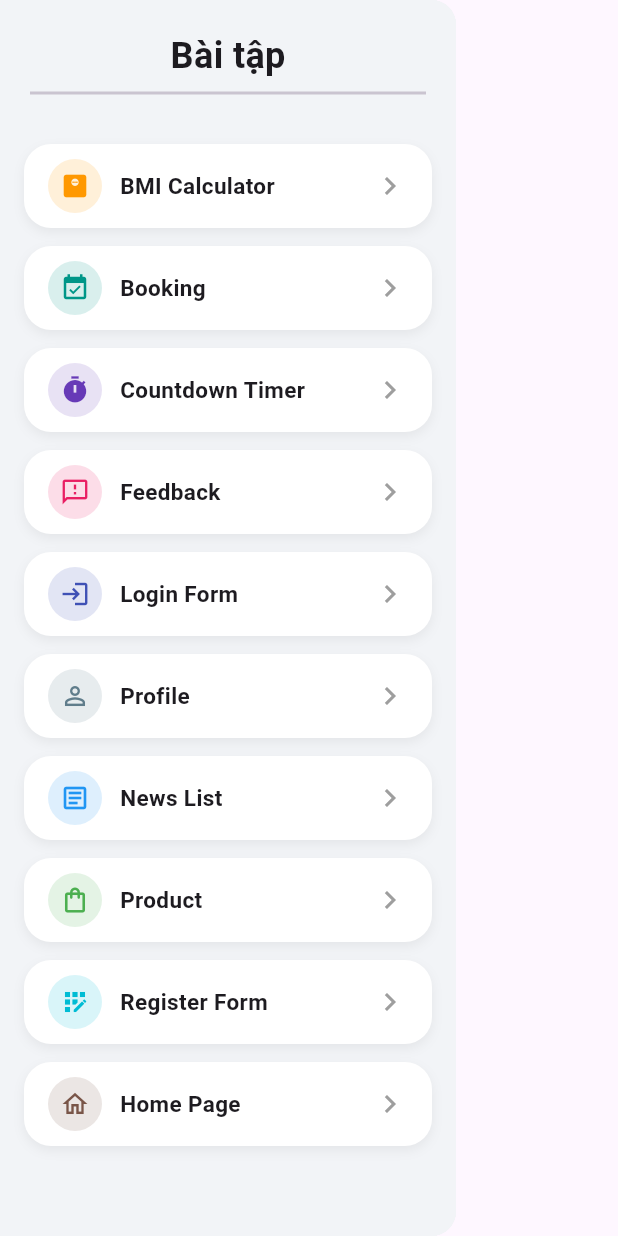
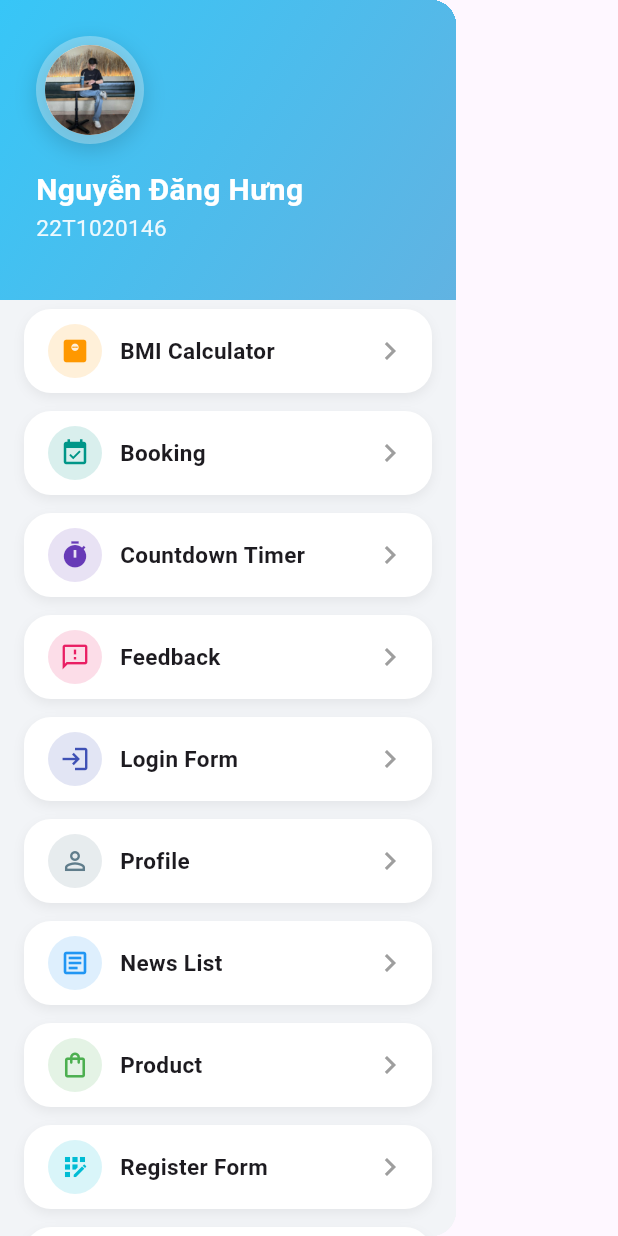
Before and after one commit to Dhung1110/flutter_N3, a Flutter app: the _AppDrawer widget shown alone on an empty page, opened directly, on a phone screen of 412 x 824 dp. Run offline on Flutter 3.47's test engine with Material 3 defaults, Android fonts, the phone set to English and light mode, and no system bars; our stand-ins replace dio.

Commit message:
update menu profile

```diff
--- a/lib/Menu/home_intro.dart
+++ b/lib/Menu/home_intro.dart
@@ -6,10 +6,7 @@ class HomeIntroPage extends StatelessWidget {
   @override
   Widget build(BuildContext context) {
     return Scaffold(
-      // Drawer chứa menu bài tập
       drawer: const _AppDrawer(),
-
-      // AppBar với hamburger icon tự động mở drawer
       appBar: AppBar(
         title: const Text(
           "Giới thiệu",
@@ -21,18 +18,17 @@ class HomeIntroPage extends StatelessWidget {
         flexibleSpace: Container(
           decoration: const BoxDecoration(
             gradient: LinearGradient(
-              colors: [Color(0xFF37C6F7), Color(0xFF28C76F)],
+              colors: [Color(0xFF37C6F7), Color.fromARGB(255, 97, 179, 226)],
               begin: Alignment.topLeft,
               end: Alignment.bottomRight,
             ),
           ),
         ),
       ),
-
       body: Container(
         decoration: const BoxDecoration(
           gradient: LinearGradient(
-            colors: [Color(0xFF37C6F7), Color(0xFF28C76F)],
+            colors: [Color(0xFF37C6F7), Color.fromARGB(255, 97, 179, 226)],
             begin: Alignment.topLeft,
             end: Alignment.bottomRight,
           ),
@@ -42,26 +38,9 @@ class HomeIntroPage extends StatelessWidget {
             child: Column(
               mainAxisAlignment: MainAxisAlignment.center,
               children: [
-                // Avatar
-                Container(
-                  padding: const EdgeInsets.all(4),
-                  decoration: BoxDecoration(
-                    shape: BoxShape.circle,
-                    color: Colors.white.withOpacity(0.4),
-                  ),
-                  child: const CircleAvatar(
-                    radius: 48,
-                    backgroundColor: Colors.white,
-                    child: Icon(
-                      Icons.person,
-                      size: 50,
-                      color: Colors.grey,
-                    ),
-                  ),
-                ),
-                const SizedBox(height: 20),
+                _buildMainAvatar(),
+                const SizedBox(height: 24),
 
-                // Họ tên
                 const Text(
                   'Nguyễn Đăng Hưng',
                   style: TextStyle(
@@ -72,7 +51,6 @@ class HomeIntroPage extends StatelessWidget {
                 ),
                 const SizedBox(height: 8),
 
-                // Mã SV
                 const Text(
                   'Mã SV: 22T1020146',
                   style: TextStyle(
@@ -81,23 +59,14 @@ class HomeIntroPage extends StatelessWidget {
                     color: Colors.white,
                   ),
                 ),
-                const SizedBox(height: 20),
+                const SizedBox(height: 24),
 
-                // Trường Đại học
-                _infoCard(
-                  icon: Icons.school,
-                  title: 'Trường Đại học Khoa Học - Huế',
-                ),
+                _infoCard(icon: Icons.school, title: 'Trường Đại học Khoa Học - Huế'),
                 const SizedBox(height: 12),
 
-                // Ngành học
-                _infoCard(
-                  icon: Icons.code,
-                  title: 'Công nghệ Thông tin',
-                ),
+                _infoCard(icon: Icons.code, title: 'Công nghệ Thông tin'),
                 const SizedBox(height: 12),
 
-                // Học phần - Nhóm 3
                 _infoCard(
                   icon: Icons.phone_android,
                   title: 'Lập trình ứng dụng cho các thiết bị di động • Nhóm 3',
@@ -106,6 +75,33 @@ class HomeIntroPage extends StatelessWidget {
               ],
             ),
           ),
+        ),
+      ),
+    );
+  }
+
+  Widget _buildMainAvatar() {
+    return Container(
+      padding: const EdgeInsets.all(8),
+      decoration: BoxDecoration(
+        shape: BoxShape.circle,
+        color: Colors.white.withOpacity(0.4),
+        boxShadow: [
+          BoxShadow(
+            color: Colors.black.withOpacity(0.2),
+            blurRadius: 20,
+            offset: const Offset(0, 8),
+          ),
+        ],
+      ),
+      child: CircleAvatar(
+        radius: 65,
+        backgroundColor: Colors.white,
+        backgroundImage: const AssetImage('assets/images/avatar.jpg'),
+        onBackgroundImageError: (_, __) => const Icon(
+          Icons.person,
+          size: 65,
+          color: Colors.grey,
         ),
       ),
     );
@@ -138,13 +134,15 @@ class HomeIntroPage extends StatelessWidget {
             child: Icon(icon, color: Colors.white, size: 22),
           ),
           const SizedBox(width: 12),
-          Text(
+          Flexible(
+            child: Text(
               title,
               style: const TextStyle(
                 fontSize: 16,
                 fontWeight: FontWeight.w600,
                 color: Colors.white,
                 height: 1.3,
+              ),
             ),
           ),
         ],
@@ -220,19 +218,41 @@ class _AppDrawer extends StatelessWidget {
         child: SafeArea(
           child: Column(
             children: [
-              const Padding(
-                padding: EdgeInsets.all(20),
-                child: Column(
-                  children: [
-                    Text(
-                      'Bài tập',
-                      style: TextStyle(
-                        fontSize: 24,
-                        fontWeight: FontWeight.bold,
+              Container(
+                height: 200,
+                width: double.infinity,
+                decoration: const BoxDecoration(
+                  gradient: LinearGradient(
+                    colors: [Color(0xFF37C6F7), Color.fromARGB(255, 97, 179, 226)],
+                    begin: Alignment.topLeft,
+                    end: Alignment.bottomRight,
                   ),
                 ),
-                    Divider(thickness: 2),
+                child: Padding(
+                  padding: const EdgeInsets.all(24),
+                  child: Column(
+                    crossAxisAlignment: CrossAxisAlignment.start,
+                    mainAxisSize: MainAxisSize.min,
+                    children: [
+                      _buildDrawerAvatar(),
+                      const SizedBox(height: 16),
+                      const Text(
+                        'Nguyễn Đăng Hưng',
+                        style: TextStyle(
+                          fontSize: 20,  // ✅ Font lớn hơn
+                          fontWeight: FontWeight.bold,
+                          color: Colors.white,
+                        ),
+                      ),
+                      Text(
+                        '22T1020146',
+                        style: TextStyle(
+                          fontSize: 15,  // ✅ Font lớn hơn
+                          color: Colors.white.withOpacity(0.9),
+                        ),
+                      ),
                     ],
+                  ),
                 ),
               ),
               Expanded(
@@ -260,4 +280,31 @@ class _AppDrawer extends StatelessWidget {
       ),
     );
   }
+
+  Widget _buildDrawerAvatar() {
+    return Container(
+      padding: const EdgeInsets.all(6),
+      decoration: BoxDecoration(
+        shape: BoxShape.circle,
+        color: Colors.white.withOpacity(0.3),
+        boxShadow: [
+          BoxShadow(
+            color: Colors.black.withOpacity(0.15),
+            blurRadius: 12,
+            offset: const Offset(0, 4),
+          ),
+        ],
+      ),
+      child: CircleAvatar(
+        radius: 30,
+        backgroundColor: Colors.white,
+        backgroundImage: const AssetImage('assets/images/avatar.jpg'),
+        onBackgroundImageError: (_, __) => const Icon(
+          Icons.person,
+          size: 30,
+          color: Colors.grey,
+        ),
+      ),
+    );
   }
+}
--- a/pubspec.yaml
+++ b/pubspec.yaml
@@ -98,3 +98,4 @@ flutter:
     - assets/images/image1.webp
     - assets/images/image2.webp
     - assets/images/image3.jpg
+    - assets/images/avatar.jpg
```
Also changed, not shown: assets/images/avatar.jpg (added). Lines whose indentation alone changed are shown as unchanged.
